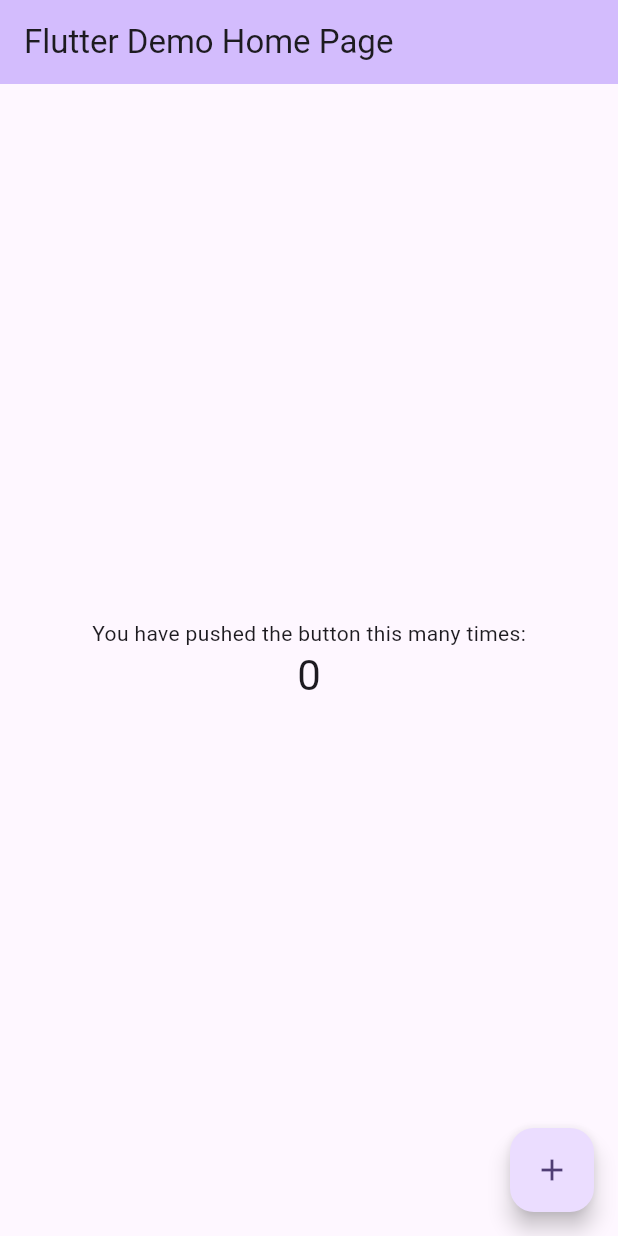
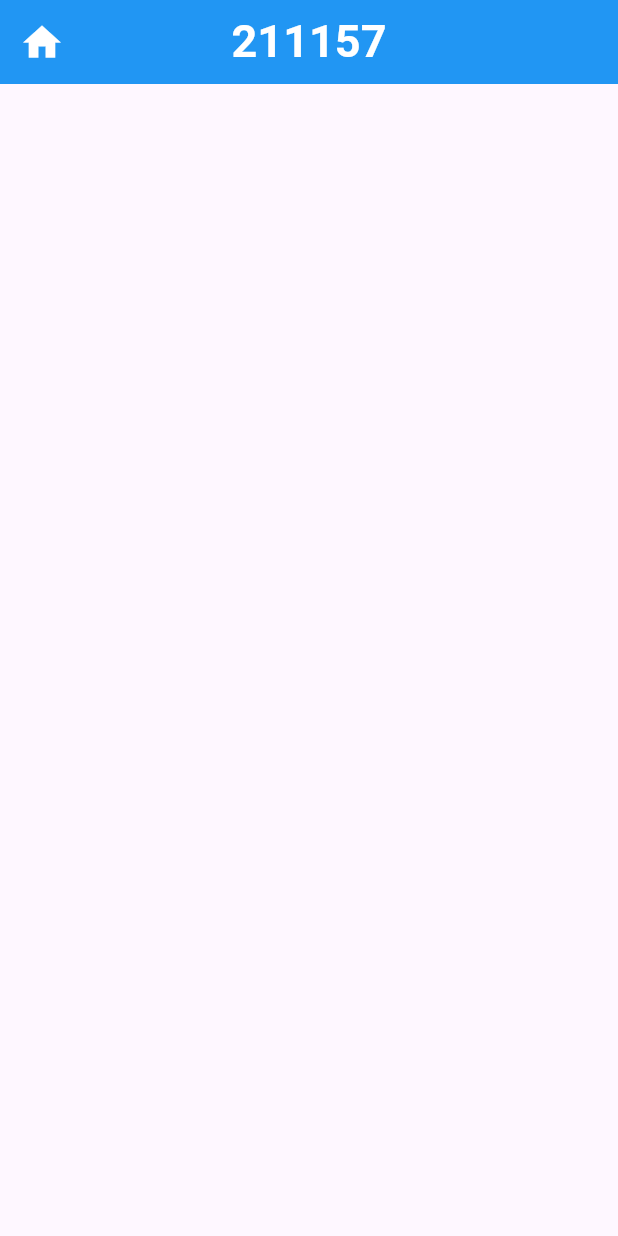
Before and after one commit to Bojan013/mis, a Flutter app: the screen it shows after launch, on a phone screen of 412 x 824 dp. Run offline on Flutter 3.47's test engine with Material 3 defaults, Android fonts, the phone set to English and light mode, and no system bars.

Commit message:
home appBar done

```diff
--- a/lib/main.dart
+++ b/lib/main.dart
@@ -1,4 +1,5 @@
 import 'package:flutter/material.dart';
+import 'screens/home.dart';
 
 void main() {
   runApp(const MyApp());
@@ -7,119 +8,16 @@ void main() {
 class MyApp extends StatelessWidget {
   const MyApp({super.key});
 
-  // This widget is the root of your application.
   @override
   Widget build(BuildContext context) {
-    return MaterialApp(
-      title: 'Flutter Demo',
-      theme: ThemeData(
-        // This is the theme of your application.
-        //
-        // TRY THIS: Try running your application with "flutter run". You'll see
-        // the application has a purple toolbar. Then, without quitting the app,
-        // try changing the seedColor in the colorScheme below to Colors.green
-        // and then invoke "hot reload" (save your changes or press the "hot
-        // reload" button in a Flutter-supported IDE, or press "r" if you used
-        // the command line to start the app).
-        //
-        // Notice that the counter didn't reset back to zero; the application
-        // state is not lost during the reload. To reset the state, use hot
-        // restart instead.
-        //
-        // This works for code too, not just values: Most code changes can be
-        // tested with just a hot reload.
-        colorScheme: ColorScheme.fromSeed(seedColor: Colors.deepPurple),
-        useMaterial3: true,
-      ),
-      home: const MyHomePage(title: 'Flutter Demo Home Page'),
+    return  MaterialApp(
+      title: '211157',
+      theme: ThemeData(primarySwatch: Colors.red),
+      initialRoute: "/",
+      routes: {
+        "/": (context) => const Home(),
+        // "/details": (context) => const Details(),
+      },
     );
   }
 }
-
-class MyHomePage extends StatefulWidget {
-  const MyHomePage({super.key, required this.title});
-
-  // This widget is the home page of your application. It is stateful, meaning
-  // that it has a State object (defined below) that contains fields that affect
-  // how it looks.
-
-  // This class is the configuration for the state. It holds the values (in this
-  // case the title) provided by the parent (in this case the App widget) and
-  // used by the build method of the State. Fields in a Widget subclass are
-  // always marked "final".
-
-  final String title;
-
-  @override
-  State<MyHomePage> createState() => _MyHomePageState();
-}
-
-class _MyHomePageState extends State<MyHomePage> {
-  int _counter = 0;
-
-  void _incrementCounter() {
-    setState(() {
-      // This call to setState tells the Flutter framework that something has
-      // changed in this State, which causes it to rerun the build method below
-      // so that the display can reflect the updated values. If we changed
-      // _counter without calling setState(), then the build method would not be
-      // called again, and so nothing would appear to happen.
-      _counter++;
-    });
-  }
-
-  @override
-  Widget build(BuildContext context) {
-    // This method is rerun every time setState is called, for instance as done
-    // by the _incrementCounter method above.
-    //
-    // The Flutter framework has been optimized to make rerunning build methods
-    // fast, so that you can just rebuild anything that needs updating rather
-    // than having to individually change instances of widgets.
-    return Scaffold(
-      appBar: AppBar(
-        // TRY THIS: Try changing the color here to a specific color (to
-        // Colors.amber, perhaps?) and trigger a hot reload to see the AppBar
-        // change color while the other colors stay the same.
-        backgroundColor: Theme.of(context).colorScheme.inversePrimary,
-        // Here we take the value from the MyHomePage object that was created by
-        // the App.build method, and use it to set our appbar title.
-        title: Text(widget.title),
-      ),
-      body: Center(
-        // Center is a layout widget. It takes a single child and positions it
-        // in the middle of the parent.
-        child: Column(
-          // Column is also a layout widget. It takes a list of children and
-          // arranges them vertically. By default, it sizes itself to fit its
-          // children horizontally, and tries to be as tall as its parent.
-          //
-          // Column has various properties to control how it sizes itself and
-          // how it positions its children. Here we use mainAxisAlignment to
-          // center the children vertically; the main axis here is the vertical
-          // axis because Columns are vertical (the cross axis would be
-          // horizontal).
-          //
-          // TRY THIS: Invoke "debug painting" (choose the "Toggle Debug Paint"
-          // action in the IDE, or press "p" in the console), to see the
-          // wireframe for each widget.
-          mainAxisAlignment: MainAxisAlignment.center,
-          children: <Widget>[
-            const Text(
-              'You have pushed the button this many times:',
-            ),
-            Text(
-              '$_counter',
-              style: Theme.of(context).textTheme.headlineMedium,
-            ),
-          ],
-        ),
-      ),
-      floatingActionButton: FloatingActionButton(
-        onPressed: _incrementCounter,
-        tooltip: 'Increment',
-        child: const Icon(Icons.add),
-      ), // This trailing comma makes auto-formatting nicer for build methods.
-    );
-  }
-}
--- /dev/null
+++ b/lib/models/clothing_item.dart
@@ -0,0 +1,14 @@
+class ClothingItem {
+  int id;
+  String name;
+  String img;
+  String description;
+  String price;
+
+  ClothingItem(
+      {required this.id,
+      required this.name,
+      required this.img,
+      required this.description,
+      required this.price});
+}
--- /dev/null
+++ b/lib/screens/home.dart
@@ -0,0 +1,38 @@
+import 'package:flutter/cupertino.dart';
+import 'package:flutter/material.dart';
+
+class Home extends StatefulWidget {
+  const Home({super.key});
+
+  @override
+  State<Home> createState() => _HomeState();
+}
+
+class _HomeState extends State<Home> {
+  @override
+  Widget build(BuildContext context) {
+    return Scaffold(
+      appBar: AppBar(
+        leading: IconButton(
+          icon: const Icon(Icons.home, size: 30,),
+          color: Colors.white,
+          onPressed: () {
+            Navigator.pushNamed(context, '/'); // Navigates to the "/" path
+          },
+          tooltip: 'Go to Home',
+        ),
+        title: const Text(
+          '211157',
+          style: TextStyle(
+            color: Colors.white,
+            fontSize: 30,
+            fontWeight: FontWeight.bold// Text color
+          ),
+        ),
+        backgroundColor: Colors.blue, // Background color of the AppBar
+        centerTitle: true, // Centers the text in the AppBar
+      ),
+      // body: ,
+    );
+  }
+}
```
Also changed, not shown: lib/screens/details.dart (added), lib/widgets/home_main_grid.dart (added).
